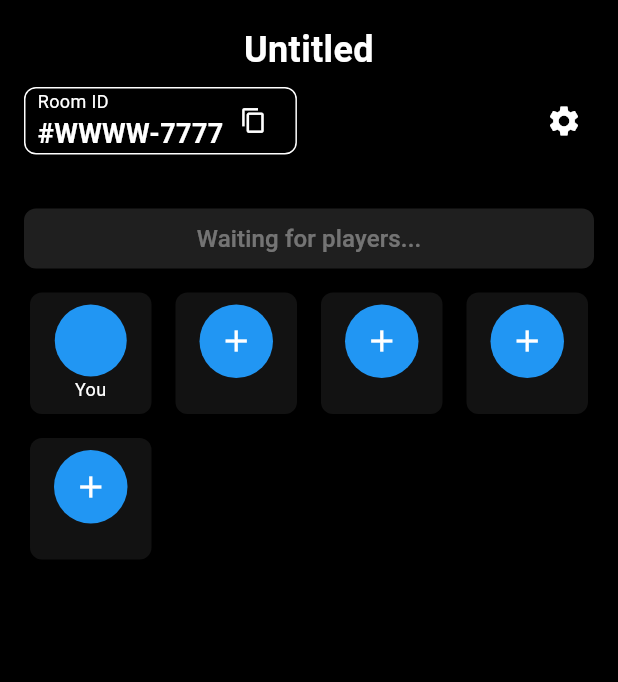
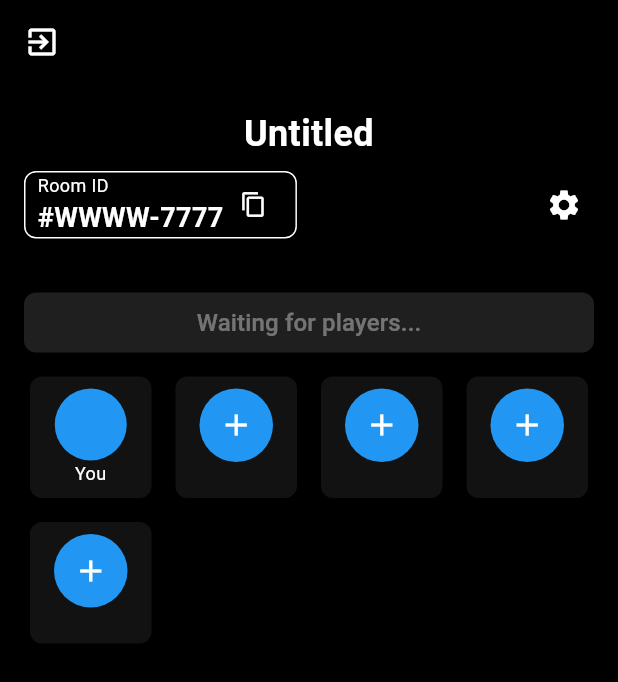
Before and after one commit to TheTarius26/werewolf-game, a Flutter app: the RoomScreen screen opened by its route, on a phone screen of 412 x 824 dp. Shown: the top 682 px of the screen. Run offline on Flutter 3.47's test engine with Material 3 defaults, Android fonts, the phone set to English and light mode, and no system bars; our stand-ins replace auto_route.

Commit message:
add Appbar for back exit room in room screen

```diff
--- a/lib/presentation/room/screen/room_screen.dart
+++ b/lib/presentation/room/screen/room_screen.dart
@@ -45,6 +45,15 @@ class _RoomScreenState extends State<RoomScreen> {
   @override
   Widget build(BuildContext context) {
     return Scaffold(
+      appBar: AppBar(
+        automaticallyImplyLeading: false,
+        leading: IconButton(
+          onPressed: () {
+            context.maybePop();
+          },
+          icon: const Icon(Icons.exit_to_app),
+        ),
+      ),
       body: SafeArea(
         child: Padding(
           padding: const EdgeInsets.all(Dimen.padding),
```
